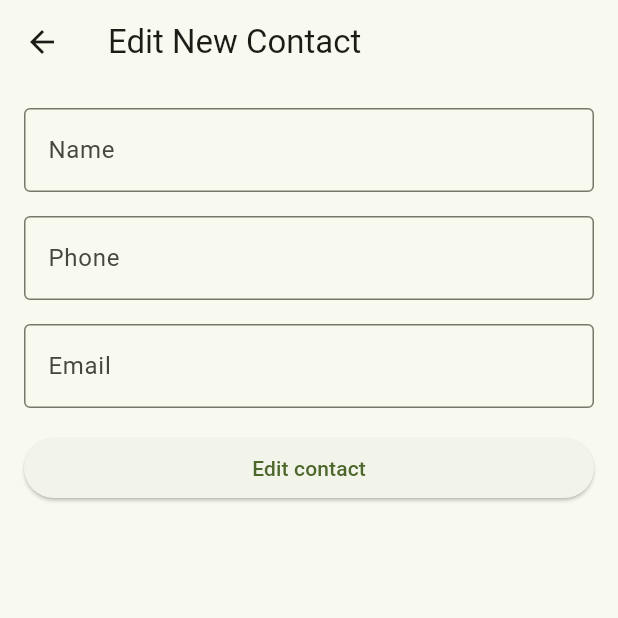
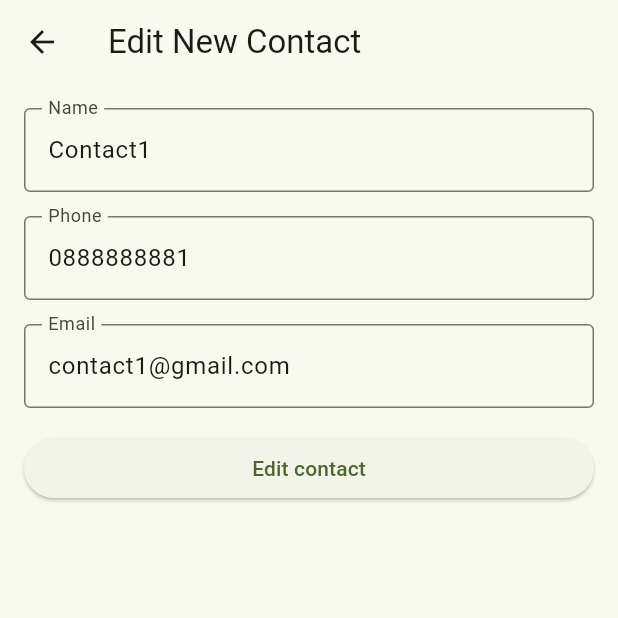
Before and after one commit to Milarize/week_5, a Flutter app: the screen it shows after launch, after a tap on an icon or button, on a phone screen of 412 x 824 dp, the top half of it. Run offline on Flutter 3.47's test engine with Material 3 defaults, Android fonts, the phone set to English and light mode, and no system bars; our stand-ins replace google_fonts; Roboto replaces fonts that are missing (Kanit).

Commit message:
setCurrentContact

```diff
--- a/lib/contact_provider.dart
+++ b/lib/contact_provider.dart
@@ -1,4 +1,5 @@
 import 'dart:collection';
+
 import 'package:flutter/material.dart';
 import 'package:my_contact/contact.dart';
 
--- a/lib/contact_widget.dart
+++ b/lib/contact_widget.dart
@@ -74,11 +74,14 @@ class _ContactWidgetState extends State<ContactWidget> {
                   },
                 ),
                 onTap: () {
-                  Navigator.push(
-                      context,
-                      MaterialPageRoute(
-                        builder: (context) => EditContactWidget(),
-                      ));
+                  Navigator.push(context, MaterialPageRoute(
+                    builder: (context) {
+                      final provider =
+                          Provider.of<ContactProvider>(context, listen: false);
+                      provider.setCurrentContact(provider.items[index]);
+                      return EditContactWidget();
+                    },
+                  ));
                 },
               );
             },
--- a/lib/edit_contact_widget.dart
+++ b/lib/edit_contact_widget.dart
@@ -1,9 +1,10 @@
 import 'package:flutter/material.dart';
 import 'package:flutter/widgets.dart';
 import 'package:my_contact/contact.dart';
+import 'package:my_contact/contact_provider.dart';
+import 'package:provider/provider.dart';
 
 class EditContactWidget extends StatefulWidget {
-  final Function(Contact contact) editContact;
   const EditContactWidget({Key? key}) : super(key: key);
 
   @override
@@ -20,9 +21,12 @@ class _EditContactWidgetState extends State<EditContactWidget> {
   void initState() {
     // TODO: implement initState
     super.initState();
-    nameConTroller = TextEditingController(text: widget.contact.name);
-    phoneConTroller = TextEditingController(text: widget.contact.phone);
-    emailConTroller = TextEditingController(text: widget.contact.email);
+    final provider = Provider.of<ContactProvider>(context, listen: false);
+    nameConTroller = TextEditingController(text: provider.currentContact.name);
+    phoneConTroller =
+        TextEditingController(text: provider.currentContact.phone);
+    emailConTroller =
+        TextEditingController(text: provider.currentContact.email);
   }
 
   @override
@@ -81,12 +85,14 @@ class _EditContactWidgetState extends State<EditContactWidget> {
             ElevatedButton(
                 onPressed: () {
                   if (_formKey.currentState!.validate()) {
+                    final provider =
+                        Provider.of<ContactProvider>(context, listen: false);
                     Navigator.pop(context);
-                    widget.editContact(Contact(
-                        id: widget.contact.id,
+                    Contact currentContact = provider.currentContact.copyWith(
                         name: nameConTroller.text,
                         phone: phoneConTroller.text,
-                        email: emailConTroller.text));
+                        email: emailConTroller.text);
+                    provider.setCurrentContact(currentContact);
                     ScaffoldMessenger.of(context).showSnackBar(SnackBar(
                       content: Text('Process Data'),
                     ));
```
Also changed, not shown: lib/add_contact_widget.dart (+8 -2 lines).
